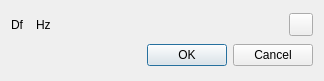
First picture: the form in sdrgui/gui/transverterdialog.ui, repository f4exb/sdrangel, before the edit.
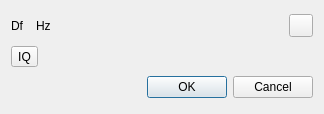
Second picture: the form after the edit. Icons and pictures are not drawn. Custom widgets are drawn as their Qt base class.

Commit message: IQ swap: implementation in transverter dialog

Diff of the .ui file:
```diff
--- a/sdrgui/gui/transverterdialog.ui
+++ b/sdrgui/gui/transverterdialog.ui
@@ -7,7 +7,7 @@
     <x>0</x>
     <y>0</y>
     <width>324</width>
-    <height>81</height>
+    <height>114</height>
    </rect>
   </property>
   <property name="font">
@@ -100,6 +100,33 @@
      </item>
     </layout>
    </item>
+   <item>
+    <layout class="QHBoxLayout" name="OptionsLayout">
+     <item>
+      <widget class="ButtonSwitch" name="iqOrder">
+       <property name="toolTip">
+        <string>IQ order: IQ: straight QI: swapped</string>
+       </property>
+       <property name="text">
+        <string>IQ</string>
+       </property>
+      </widget>
+     </item>
+     <item>
+      <spacer name="horizontalSpacer_2">
+       <property name="orientation">
+        <enum>Qt::Horizontal</enum>
+       </property>
+       <property name="sizeHint" stdset="0">
+        <size>
+         <width>40</width>
+         <height>20</height>
+        </size>
+       </property>
+      </spacer>
+     </item>
+    </layout>
+   </item>
    <item>
     <widget class="QDialogButtonBox" name="buttonBox">
      <property name="orientation">
```
The commit also changes 4 other files.
